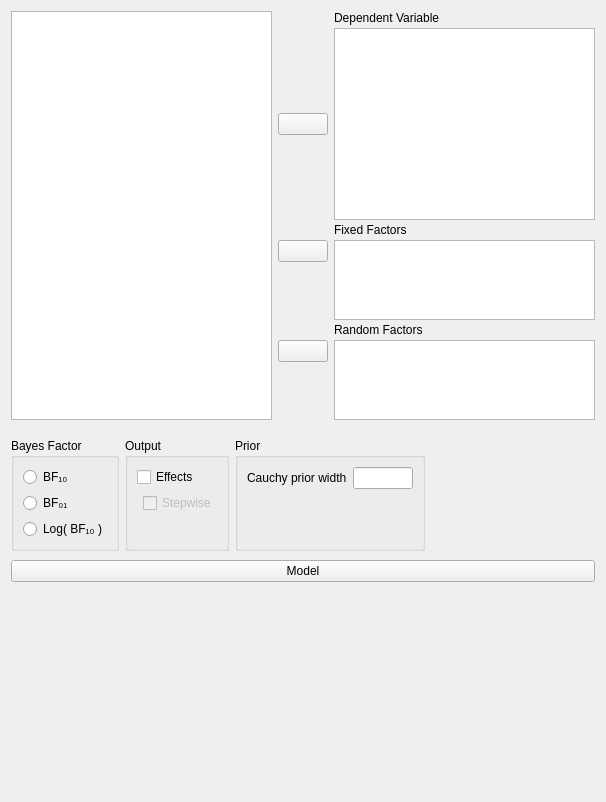
Qt form JASP-Desktop/analysisforms/anovabayesianform.ui (jasp-stats/jasp-desktop) before a commit.
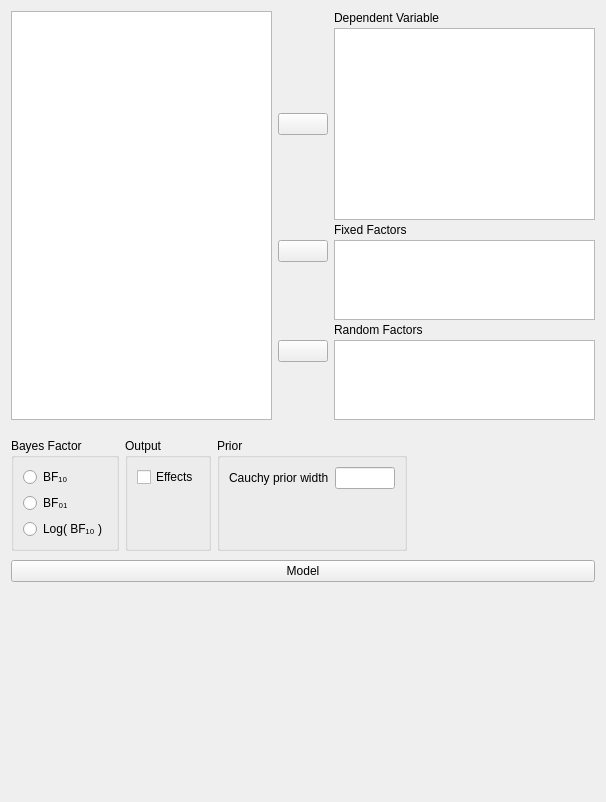
The same form after that commit. Custom widgets are drawn as their Qt base class.

Commit message:
B Lin Models: Removed effects option from UI
As requested by marsman

The edit to the form file:
```diff
--- a/JASP-Desktop/analysisforms/anovabayesianform.ui
+++ b/JASP-Desktop/analysisforms/anovabayesianform.ui
@@ -7,7 +7,7 @@
     <x>0</x>
     <y>0</y>
     <width>606</width>
-    <height>731</height>
+    <height>800</height>
    </rect>
   </property>
   <property name="sizePolicy">
@@ -293,25 +293,18 @@
          <string>Output</string>
         </property>
         <layout class="QGridLayout" name="gridLayout_8">
-         <item row="1" column="0" rowspan="2">
-          <widget class="QWidget" name="widget_12" native="true">
-           <property name="maximumSize">
+         <item row="1" column="1">
+          <spacer name="verticalSpacer_3">
+           <property name="orientation">
+            <enum>Qt::Vertical</enum>
+           </property>
+           <property name="sizeHint" stdset="0">
             <size>
              <width>20</width>
-             <height>16777215</height>
+             <height>5</height>
             </size>
            </property>
-          </widget>
-         </item>
-         <item row="1" column="1" rowspan="2">
-          <widget class="BoundCheckBox" name="effectsStepwise">
-           <property name="enabled">
-            <bool>false</bool>
-           </property>
-           <property name="text">
-            <string>Stepwise</string>
-           </property>
-          </widget>
+          </spacer>
          </item>
          <item row="0" column="0" colspan="2">
           <widget class="BoundCheckBox" name="effects">
@@ -320,19 +313,6 @@
            </property>
           </widget>
          </item>
-         <item row="3" column="1">
-          <spacer name="verticalSpacer_3">
-           <property name="orientation">
-            <enum>Qt::Vertical</enum>
-           </property>
-           <property name="sizeHint" stdset="0">
-            <size>
-             <width>20</width>
-             <height>5</height>
-            </size>
-           </property>
-          </spacer>
-         </item>
         </layout>
        </widget>
       </item>
@@ -529,17 +509,6 @@
    <header>widgets/boundgroupbox.h</header>
    <container>1</container>
   </customwidget>
-  <customwidget>
-   <class>ExpanderButton</class>
-   <extends>QPushButton</extends>
-   <header>widgets/expanderbutton.h</header>
-  </customwidget>
-  <customwidget>
-   <class>AnovaModelWidget</class>
-   <extends>QWidget</extends>
-   <header>widgets/anovamodelwidget.h</header>
-   <container>1</container>
-  </customwidget>
   <customwidget>
    <class>BoundCheckBox</class>
    <extends>QCheckBox</extends>
@@ -550,6 +519,17 @@
    <extends>QListView</extends>
    <header>widgets/boundsingleitemview.h</header>
   </customwidget>
+  <customwidget>
+   <class>ExpanderButton</class>
+   <extends>QPushButton</extends>
+   <header>widgets/expanderbutton.h</header>
+  </customwidget>
+  <customwidget>
+   <class>AnovaModelWidget</class>
+   <extends>QWidget</extends>
+   <header>widgets/anovamodelwidget.h</header>
+   <container>1</container>
+  </customwidget>
  </customwidgets>
  <resources/>
  <connections>
```
Left out of the diff: 19 changed lines with no effect on the pictures. The commit also changes 3 other files.
